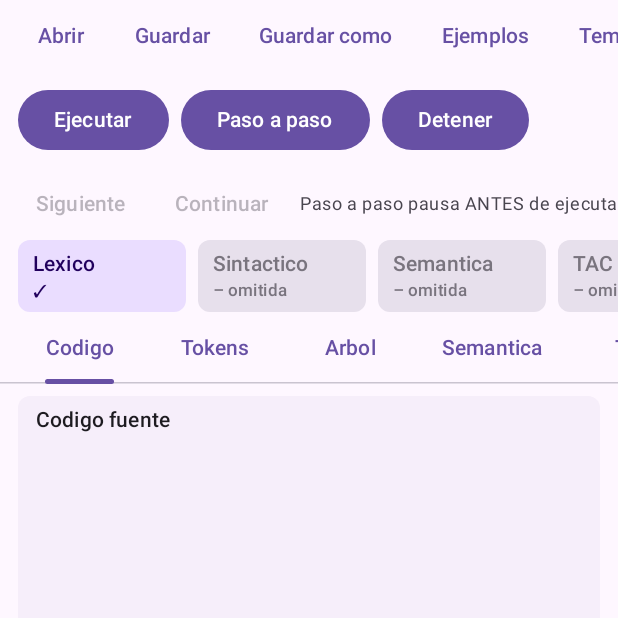
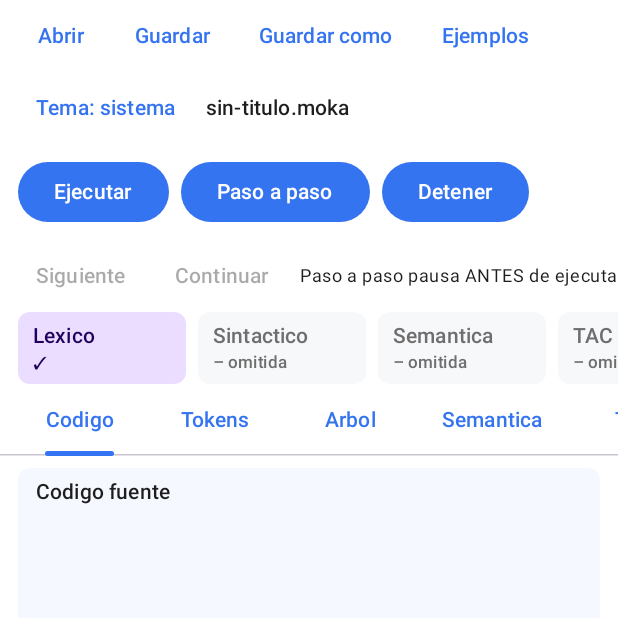
Before and after one commit to raulbarbur/moka, an Android app built with Jetpack Compose: the screen it shows after launch (MainActivity), on a phone screen of 412 x 824 dp, the top half of it. Run offline under Robolectric (Android 15) with nearby library versions, the phone set to English and light mode, and no system bars; libraries missing offline, so code that uses them is left out: org.antlr.v4; 17 statements that could not run were skipped.

Commit message:
UI: paleta IntelliJ (claro/Darcula) en Tema.kt, barra adaptable, abrir .txt

```diff
--- a/app/src/androidMain/kotlin/ar/com/moka/app/archivos/ArchivosMoka.android.kt
+++ b/app/src/androidMain/kotlin/ar/com/moka/app/archivos/ArchivosMoka.android.kt
@@ -63,8 +63,9 @@ actual fun recordarGestorArchivosMoka(): GestorArchivosMoka {
                 } ?: return null
                 return withContext(Dispatchers.IO) {
                     val nombre = nombre(uri)
-                    if (!nombre.endsWith(".moka", ignoreCase = true)) {
-                        throw IOException("Selecciona un archivo con extension .moka.")
+                    // Programas .moka y tambien .txt.
+                    if (!nombre.endsWith(".moka", ignoreCase = true) && !nombre.endsWith(".txt", ignoreCase = true)) {
+                        throw IOException("Selecciona un archivo .moka o .txt.")
                     }
                     val contenido = resolver.openInputStream(uri)?.bufferedReader(Charsets.UTF_8)?.use { it.readText() }
                         ?: throw IOException("No se pudo leer el archivo.")
--- a/app/src/commonMain/kotlin/ar/com/moka/app/App.kt
+++ b/app/src/commonMain/kotlin/ar/com/moka/app/App.kt
@@ -21,9 +21,8 @@ import androidx.compose.foundation.isSystemInDarkTheme
 import androidx.compose.foundation.layout.fillMaxSize
 import androidx.compose.material3.MaterialTheme
 import androidx.compose.material3.Surface
-import androidx.compose.material3.darkColorScheme
-import androidx.compose.material3.lightColorScheme
 import androidx.compose.runtime.Composable
+import androidx.compose.runtime.CompositionLocalProvider
 import androidx.compose.runtime.DisposableEffect
 import androidx.compose.runtime.getValue
 import androidx.compose.runtime.mutableStateOf
@@ -32,7 +31,11 @@ import androidx.compose.runtime.setValue
 import androidx.compose.ui.Modifier
 import ar.com.moka.app.archivos.SesionArchivoMoka
 import ar.com.moka.app.estado.MokaControlador
+import ar.com.moka.app.ui.LocalColoresEditor
 import ar.com.moka.app.ui.Taller
+import ar.com.moka.app.ui.coloresEditorMoka
+import ar.com.moka.app.ui.esquemaClaroMoka
+import ar.com.moka.app.ui.esquemaOscuroMoka
 
 // Las tres opciones del selector de tema. SISTEMA sigue al telefono o al
 // escritorio; CLARO y OSCURO fuerzan la eleccion del usuario.
@@ -55,7 +58,9 @@ fun App(
         TemaMoka.OSCURO -> true
     }
 
-    MaterialTheme(colorScheme = if (oscuro) darkColorScheme() else lightColorScheme()) {
+    // Los esquemas y los colores del editor viven en ui/Tema.kt.
+    MaterialTheme(colorScheme = if (oscuro) esquemaOscuroMoka() else esquemaClaroMoka()) {
+        CompositionLocalProvider(LocalColoresEditor provides coloresEditorMoka(oscuro)) {
             Surface(modifier = Modifier.fillMaxSize(), color = MaterialTheme.colorScheme.background) {
                 Taller(
                     controlador = controlador,
@@ -67,3 +72,4 @@ fun App(
             }
         }
     }
+}
--- a/app/src/commonMain/kotlin/ar/com/moka/app/ui/ArchivoTaller.kt
+++ b/app/src/commonMain/kotlin/ar/com/moka/app/ui/ArchivoTaller.kt
@@ -6,6 +6,7 @@ package ar.com.moka.app.ui
 import androidx.compose.foundation.horizontalScroll
 import androidx.compose.foundation.layout.Arrangement
 import androidx.compose.foundation.layout.Box
+import androidx.compose.foundation.layout.BoxWithConstraints
 import androidx.compose.foundation.layout.Column
 import androidx.compose.foundation.layout.Row
 import androidx.compose.foundation.layout.fillMaxSize
@@ -170,63 +171,56 @@ fun ArchivoTaller(
             }
         }
     }) {
+        // En pantalla angosta (telefono en vertical) la barra se parte
+        // en dos filas: acciones arriba, Tema + nombre abajo. En ancha,
+        // una sola fila con scroll como siempre.
+        BoxWithConstraints(Modifier.fillMaxWidth()) {
+            val barraAngosta = maxWidth < 600.dp
+            if (barraAngosta) {
+                Column {
                     Row(
                         Modifier.fillMaxWidth().horizontalScroll(rememberScrollState()).padding(horizontal = 12.dp),
                         verticalAlignment = Alignment.CenterVertically,
                         horizontalArrangement = Arrangement.spacedBy(8.dp)
                     ) {
-            TextButton(onClick = ::abrir, enabled = !sesion.ocupado) { Text("Abrir") }
-            TextButton(onClick = { guardar(false) }, enabled = !sesion.ocupado) { Text("Guardar") }
-            TextButton(onClick = { guardar(true) }, enabled = !sesion.ocupado) { Text("Guardar como") }
-            Box {
-                TextButton(onClick = { menuEjemplos = true }, enabled = !sesion.ocupado) { Text("Ejemplos") }
-                DropdownMenu(expanded = menuEjemplos, onDismissRequest = { menuEjemplos = false }) {
-                    for (ejemplo in EjemplosMoka.todos) {
-                        DropdownMenuItem(
-                            text = { Text(ejemplo.nombre) },
-                            onClick = {
-                                menuEjemplos = false
-                                ofrecerCarga(ejemplo)
-                            }
+                        BotonesArchivo(
+                            ocupado = sesion.ocupado,
+                            alAbrir = ::abrir,
+                            alGuardar = { guardar(false) },
+                            alGuardarComo = { guardar(true) },
+                            ejemplosExpandido = menuEjemplos,
+                            alAlternarEjemplos = { menuEjemplos = it },
+                            alElegirEjemplo = ::ofrecerCarga
                         )
                     }
+                    Row(
+                        Modifier.fillMaxWidth().horizontalScroll(rememberScrollState()).padding(horizontal = 12.dp),
+                        verticalAlignment = Alignment.CenterVertically,
+                        horizontalArrangement = Arrangement.spacedBy(8.dp)
+                    ) {
+                        BotonTema(tema, menuTema, { menuTema = it }, alCambiarTema)
+                        TextoArchivo(sesion, modificado)
                     }
                 }
-            Box {
-                TextButton(onClick = { menuTema = true }) {
-                    Text(
-                        when (tema) {
-                            TemaMoka.SISTEMA -> "Tema: sistema"
-                            TemaMoka.CLARO -> "Tema: claro"
-                            TemaMoka.OSCURO -> "Tema: oscuro"
-                        }
+            } else {
+                Row(
+                    Modifier.fillMaxWidth().horizontalScroll(rememberScrollState()).padding(horizontal = 12.dp),
+                    verticalAlignment = Alignment.CenterVertically,
+                    horizontalArrangement = Arrangement.spacedBy(8.dp)
+                ) {
+                    BotonesArchivo(
+                        ocupado = sesion.ocupado,
+                        alAbrir = ::abrir,
+                        alGuardar = { guardar(false) },
+                        alGuardarComo = { guardar(true) },
+                        ejemplosExpandido = menuEjemplos,
+                        alAlternarEjemplos = { menuEjemplos = it },
+                        alElegirEjemplo = ::ofrecerCarga
                     )
-                }
-                DropdownMenu(expanded = menuTema, onDismissRequest = { menuTema = false }) {
-                    for (opcion in TemaMoka.entries) {
-                        DropdownMenuItem(
-                            text = {
-                                Text(
-                                    when (opcion) {
-                                        TemaMoka.SISTEMA -> "Sistema"
-                                        TemaMoka.CLARO -> "Claro"
-                                        TemaMoka.OSCURO -> "Oscuro"
-                                    }
-                                )
-                            },
-                            onClick = {
-                                menuTema = false
-                                alCambiarTema(opcion)
-                            }
-                        )
+                    BotonTema(tema, menuTema, { menuTema = it }, alCambiarTema)
+                    TextoArchivo(sesion, modificado)
                 }
             }
-            }
-            Text(
-                (sesion.archivo?.nombre ?: "sin-titulo.moka") + (if (modificado) " *" else "") +
-                        (if (sesion.ocupado) " (esperando archivo...)" else ""),
-                style = MaterialTheme.typography.labelLarge
-            )
         }
         mensaje?.let { texto ->
             Text(
@@ -287,3 +281,82 @@ fun ArchivoTaller(
         )
     }
 }
+
+// ---- Piezas de la barra de archivo (compartidas por modo ancho/angosto)
+
+@Composable
+private fun BotonesArchivo(
+    ocupado: Boolean,
+    alAbrir: () -> Unit,
+    alGuardar: () -> Unit,
+    alGuardarComo: () -> Unit,
+    ejemplosExpandido: Boolean,
+    alAlternarEjemplos: (Boolean) -> Unit,
+    alElegirEjemplo: (ArchivoMoka) -> Unit
+) {
+    TextButton(onClick = alAbrir, enabled = !ocupado) { Text("Abrir") }
+    TextButton(onClick = alGuardar, enabled = !ocupado) { Text("Guardar") }
+    TextButton(onClick = alGuardarComo, enabled = !ocupado) { Text("Guardar como") }
+    Box {
+        TextButton(onClick = { alAlternarEjemplos(true) }, enabled = !ocupado) { Text("Ejemplos") }
+        DropdownMenu(expanded = ejemplosExpandido, onDismissRequest = { alAlternarEjemplos(false) }) {
+            for (ejemplo in EjemplosMoka.todos) {
+                DropdownMenuItem(
+                    text = { Text(ejemplo.nombre) },
+                    onClick = {
+                        alAlternarEjemplos(false)
+                        alElegirEjemplo(ejemplo)
+                    }
+                )
+            }
+        }
+    }
+}
+
+@Composable
+private fun BotonTema(
+    tema: TemaMoka,
+    expandido: Boolean,
+    alAlternar: (Boolean) -> Unit,
+    alCambiarTema: (TemaMoka) -> Unit
+) {
+    Box {
+        TextButton(onClick = { alAlternar(true) }) {
+            Text(
+                when (tema) {
+                    TemaMoka.SISTEMA -> "Tema: sistema"
+                    TemaMoka.CLARO -> "Tema: claro"
+                    TemaMoka.OSCURO -> "Tema: oscuro"
+                }
+            )
+        }
+        DropdownMenu(expanded = expandido, onDismissRequest = { alAlternar(false) }) {
+            for (opcion in TemaMoka.entries) {
+                DropdownMenuItem(
+                    text = {
+                        Text(
+                            when (opcion) {
+                                TemaMoka.SISTEMA -> "Sistema"
+                                TemaMoka.CLARO -> "Claro"
+                                TemaMoka.OSCURO -> "Oscuro"
+                            }
+                        )
+                    },
+                    onClick = {
+                        alAlternar(false)
+                        alCambiarTema(opcion)
+                    }
+                )
+            }
+        }
+    }
+}
+
+@Composable
+private fun TextoArchivo(sesion: SesionArchivoMoka, modificado: Boolean) {
+    Text(
+        (sesion.archivo?.nombre ?: "sin-titulo.moka") + (if (modificado) " *" else "") +
+                (if (sesion.ocupado) " (esperando archivo...)" else ""),
+        style = MaterialTheme.typography.labelLarge
+    )
+}
--- a/app/src/commonMain/kotlin/ar/com/moka/app/ui/EditorTaller.kt
+++ b/app/src/commonMain/kotlin/ar/com/moka/app/ui/EditorTaller.kt
@@ -61,17 +61,20 @@ fun EditorTaller(
     onCambio: (String) -> Unit,
     modifier: Modifier = Modifier
 ) {
-    val esquema = MaterialTheme.colorScheme
-    val coloresSintaxis = remember(esquema) {
+    // Los colores de sintaxis vienen de ui/Tema.kt (paleta IntelliJ),
+    // no del colorScheme general: en Darcula la palabra clave es naranja
+    // aunque el color de accion sea azul.
+    val coloresEditor = LocalColoresEditor.current
+    val coloresSintaxis = remember(coloresEditor) {
         mapOf(
-            CategoriaToken.PALABRA_CLAVE to esquema.primary,
-            CategoriaToken.LITERAL to esquema.tertiary,
-            CategoriaToken.DELIMITADOR to esquema.outline,
-            CategoriaToken.ERROR to esquema.error
+            CategoriaToken.PALABRA_CLAVE to coloresEditor.palabraClave,
+            CategoriaToken.LITERAL to coloresEditor.literal,
+            CategoriaToken.DELIMITADOR to coloresEditor.delimitador,
+            CategoriaToken.ERROR to coloresEditor.error
         )
     }
-    val colorError = esquema.error
-    val colorSeleccion = esquema.primary.copy(alpha = 0.25f)
+    val colorError = coloresEditor.error
+    val colorSeleccion = coloresEditor.seleccion
     // Se recalcula solo cuando cambia alguna de sus entradas.
     val transformacion = remember(fuente, tokens, diagnosticos, seleccion, coloresSintaxis) {
         PintadoEditor(fuente, tokens.orEmpty(), diagnosticos, seleccion, coloresSintaxis, colorError, colorSeleccion)
--- /dev/null
+++ b/app/src/commonMain/kotlin/ar/com/moka/app/ui/Tema.kt
@@ -0,0 +1,102 @@
+// =======================================================================
+//  Tema.kt - Paleta de colores de Moka (UN solo lugar para editar)
+// =======================================================================
+//  Los dos esquemas siguen la paleta de IntelliJ:
+//    - Claro: tema "Light" por defecto de IntelliJ.
+//    - Oscuro: Darcula (#2B2B2B de fondo, paneles #3C3F41, texto #A9B7C6).
+//
+//  Hay dos piezas:
+//    1. esquemaClaroMoka()/esquemaOscuroMoka(): el ColorScheme de toda la
+//       UI (botones, paneles, dialogos). primary es el azul de accion.
+//    2. ColoresEditorMoka: los colores del resaltado de sintaxis, que en
+//       IntelliJ no siguen al color de accion (palabra clave azul oscuro
+//       en Light, naranja en Darcula; literales siempre verdes). Llegan
+//       al editor por LocalColoresEditor, asi EditorTaller no hardcodea
+//       nada y un tema futuro personalizable solo toca este archivo.
+// =======================================================================
+package ar.com.moka.app.ui
+
+import androidx.compose.material3.ColorScheme
+import androidx.compose.material3.darkColorScheme
+import androidx.compose.material3.lightColorScheme
+import androidx.compose.runtime.staticCompositionLocalOf
+import androidx.compose.ui.graphics.Color
+
+// ---------- UI clara (IntelliJ Light) ----------
+private val CLARO_AZUL = Color(0xFF3574F0)    // azul de accion IntelliJ
+private val CLARO_FONDO = Color(0xFFFFFFFF)
+private val CLARO_PANEL = Color(0xFFF7F8FA)   // fondo de paneles IntelliJ
+private val CLARO_TEXTO = Color(0xFF1D1D1D)
+private val CLARO_ERROR = Color(0xFFC7222D)
+
+// ---------- UI oscura (Darcula) ----------
+private val OSCURO_AZUL = Color(0xFF548AF7)   // azul de accion en Darcula
+private val OSCURO_FONDO = Color(0xFF2B2B2B)
+private val OSCURO_PANEL = Color(0xFF3C3F41)
+private val OSCURO_TEXTO = Color(0xFFA9B7C6)
+private val OSCURO_ERROR = Color(0xFFE55765)
+
+fun esquemaClaroMoka(): ColorScheme = lightColorScheme(
+    primary = CLARO_AZUL,
+    onPrimary = Color.White,
+    error = CLARO_ERROR,
+    background = CLARO_FONDO,
+    onBackground = CLARO_TEXTO,
+    surface = CLARO_FONDO,
+    onSurface = CLARO_TEXTO,
+    surfaceVariant = CLARO_PANEL,
+    onSurfaceVariant = CLARO_TEXTO,
+    outline = Color(0xFF6E6E6E)
+)
+
+fun esquemaOscuroMoka(): ColorScheme = darkColorScheme(
+    primary = OSCURO_AZUL,
+    onPrimary = Color.White,
+    error = OSCURO_ERROR,
+    background = OSCURO_FONDO,
+    onBackground = OSCURO_TEXTO,
+    surface = OSCURO_FONDO,
+    onSurface = OSCURO_TEXTO,
+    surfaceVariant = OSCURO_PANEL,
+    onSurfaceVariant = OSCURO_TEXTO,
+    outline = Color(0xFF8C8C8C)
+)
+
+// ---------- Resaltado del editor (colores de sintaxis IntelliJ) ----------
+data class ColoresEditorMoka(
+    val palabraClave: Color,
+    val literal: Color,
+    val delimitador: Color,
+    val error: Color,
+    val seleccion: Color
+)
+
+val LocalColoresEditor = staticCompositionLocalOf {
+    // Valor de respaldo: solo se usa si alguien monta el editor sin App.
+    ColoresEditorMoka(
+        palabraClave = Color(0xFF0033B3),
+        literal = Color(0xFF067D17),
+        delimitador = Color(0xFF6E6E6E),
+        error = CLARO_ERROR,
+        seleccion = CLARO_AZUL.copy(alpha = 0.25f)
+    )
+}
+
+fun coloresEditorMoka(oscuro: Boolean): ColoresEditorMoka =
+    if (oscuro) {
+        ColoresEditorMoka(
+            palabraClave = Color(0xFFCF8E6D), // naranja Darcula
+            literal = Color(0xFF6AAB73),      // verde Darcula
+            delimitador = Color(0xFF8C8C8C),
+            error = OSCURO_ERROR,
+            seleccion = OSCURO_AZUL.copy(alpha = 0.35f)
+        )
+    } else {
+        ColoresEditorMoka(
+            palabraClave = Color(0xFF0033B3), // azul palabra clave IntelliJ
+            literal = Color(0xFF067D17),      // verde IntelliJ
+            delimitador = Color(0xFF6E6E6E),
+            error = CLARO_ERROR,
+            seleccion = CLARO_AZUL.copy(alpha = 0.25f)
+        )
+    }
```
Also changed, not shown: 1 other file. Lines whose indentation alone changed are shown as unchanged.
